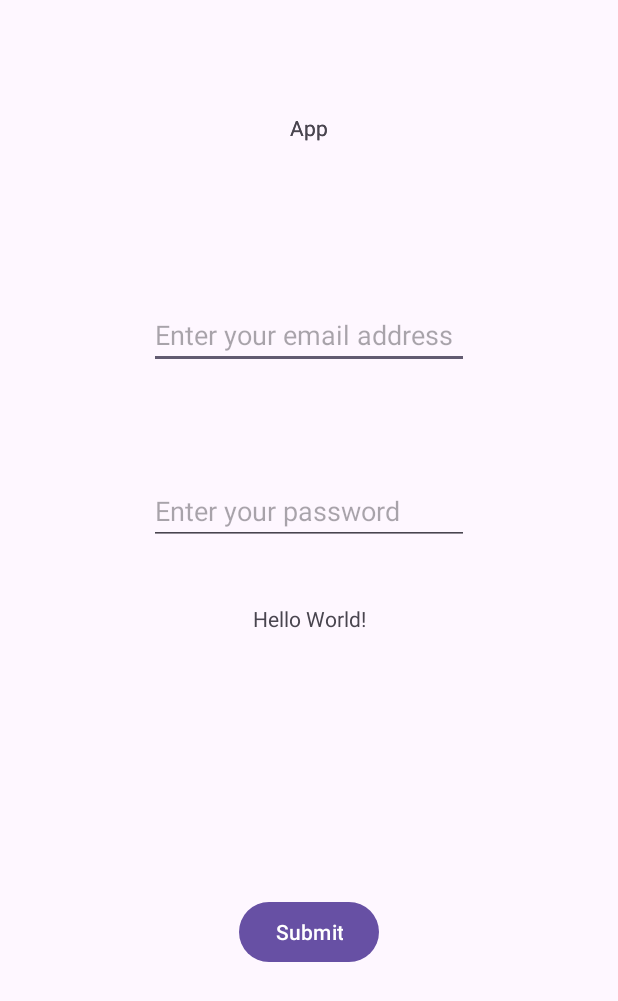
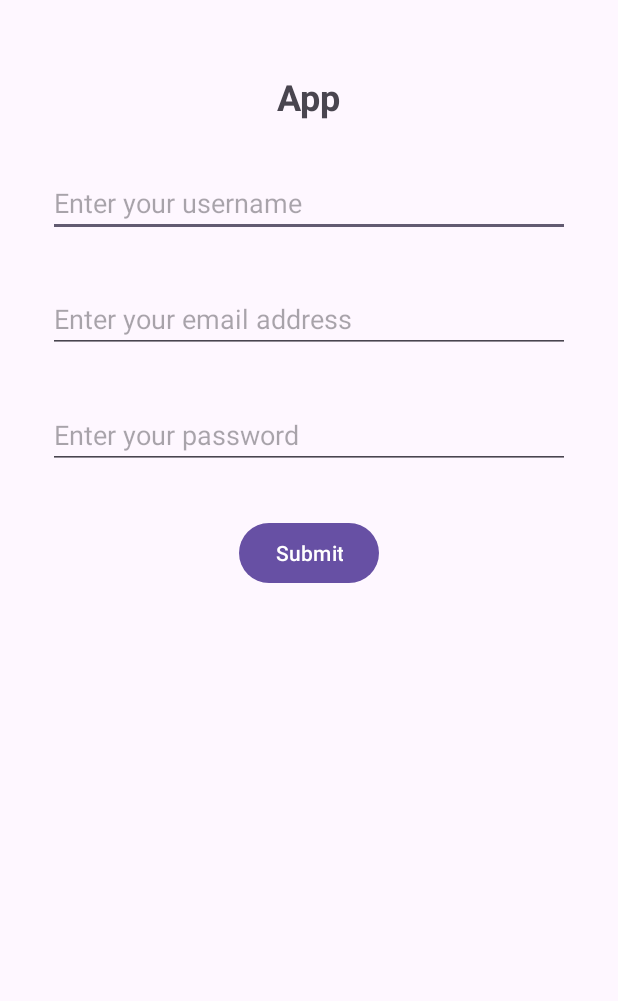
Before and after one commit to Sarvesh-appdev/Cashify, an Android app: the screen it shows after launch (MainActivity), on a phone screen of 412 x 824 dp. Shown: the top 1001 px of the screen. Run offline under Robolectric (Android 15) with nearby library versions, the phone set to English and light mode, and no system bars; our stand-ins replace Firebase (no records; nobody signed in at launch, a user with empty details on screens opened directly).

Commit message:
Made some progress with Registration UI

```diff
--- a/app/src/main/java/com/example/quickcash_summer15/FirebaseConnection.java
+++ b/app/src/main/java/com/example/quickcash_summer15/FirebaseConnection.java
@@ -25,7 +25,7 @@ public class FirebaseConnection {
     }
 
     private void writeToFirebase(){
-        dbref.setValue("Hello CSCI 3130");
+        dbref.setValue("Hello  3130");
     }
 
     private void listentoDataChange(){
--- a/app/src/main/res/layout/activity_main.xml
+++ b/app/src/main/res/layout/activity_main.xml
@@ -7,73 +7,68 @@
     android:layout_height="match_parent"
     tools:context=".MainActivity">
 
-    <TextView
-        android:id="@+id/textView"
-        android:layout_width="wrap_content"
-        android:layout_height="wrap_content"
-        android:text="Hello World!"
-        app:layout_constraintBottom_toBottomOf="parent"
-        app:layout_constraintEnd_toEndOf="parent"
-        app:layout_constraintStart_toStartOf="parent"
-        app:layout_constraintTop_toTopOf="parent" />
+    <!-- Title -->
     <TextView
         android:id="@+id/textView2"
         android:layout_width="wrap_content"
         android:layout_height="wrap_content"
         android:text="App"
-        app:layout_constraintBottom_toBottomOf="parent"
-        app:layout_constraintEnd_toEndOf="parent"
+        android:textSize="24sp"
+        android:textStyle="bold"
+        android:layout_marginTop="48dp"
+        app:layout_constraintTop_toTopOf="parent"
         app:layout_constraintStart_toStartOf="parent"
-        app:layout_constraintTop_toTopOf="parent"
-        app:layout_constraintVertical_bias="0.094" />
-    <TextView
-        android:id="@+id/textView3"
-        android:layout_width="wrap_content"
+        app:layout_constraintEnd_toEndOf="parent" />
+
+    <!-- Username Field -->
+    <EditText
+        android:id="@+id/editTextUserName"
+        android:layout_width="0dp"
         android:layout_height="wrap_content"
-        android:text="App"
-        app:layout_constraintBottom_toBottomOf="parent"
-        app:layout_constraintEnd_toEndOf="parent"
+        android:layout_marginTop="32dp"
+        android:layout_marginStart="32dp"
+        android:layout_marginEnd="32dp"
+        android:hint="Enter your username"
+        android:inputType="text"
+        app:layout_constraintTop_toBottomOf="@+id/textView2"
         app:layout_constraintStart_toStartOf="parent"
-        app:layout_constraintTop_toTopOf="parent"
-        app:layout_constraintVertical_bias="0.094" />
+        app:layout_constraintEnd_toEndOf="parent" />
 
     <EditText
         android:id="@+id/editTextTextEmailAddress"
-        android:layout_width="wrap_content"
+        android:layout_width="0dp"
         android:layout_height="wrap_content"
-        android:layout_marginTop="106dp"
-        android:layout_marginBottom="72dp"
-        android:ems="10"
+        android:layout_marginTop="32dp"
+        android:layout_marginStart="32dp"
+        android:layout_marginEnd="32dp"
         android:hint="Enter your email address"
         android:inputType="textEmailAddress"
-        app:layout_constraintBottom_toTopOf="@+id/editTextTextPassword"
-        app:layout_constraintEnd_toEndOf="parent"
+        app:layout_constraintTop_toBottomOf="@+id/editTextUserName"
         app:layout_constraintStart_toStartOf="parent"
-        app:layout_constraintTop_toBottomOf="@+id/textView2" />
+        app:layout_constraintEnd_toEndOf="parent" />
 
+    <!-- Password Field -->
     <EditText
         android:id="@+id/editTextTextPassword"
-        android:layout_width="wrap_content"
+        android:layout_width="0dp"
         android:layout_height="wrap_content"
-        android:layout_marginTop="72dp"
-        android:ems="10"
+        android:layout_marginTop="32dp"
+        android:layout_marginStart="32dp"
+        android:layout_marginEnd="32dp"
         android:hint="Enter your password"
         android:inputType="textPassword"
-        app:layout_constraintEnd_toEndOf="parent"
+        app:layout_constraintTop_toBottomOf="@+id/editTextTextEmailAddress"
         app:layout_constraintStart_toStartOf="parent"
-        app:layout_constraintTop_toBottomOf="@+id/editTextTextEmailAddress" />
+        app:layout_constraintEnd_toEndOf="parent" />
 
     <Button
         android:id="@+id/submit"
         android:layout_width="wrap_content"
         android:layout_height="wrap_content"
-        android:layout_marginTop="192dp"
-        android:layout_marginBottom="137dp"
+        android:layout_marginTop="32dp"
         android:text="Submit"
-        app:layout_constraintBottom_toBottomOf="parent"
-        app:layout_constraintEnd_toEndOf="parent"
+        app:layout_constraintTop_toBottomOf="@+id/editTextTextPassword"
         app:layout_constraintStart_toStartOf="parent"
-        app:layout_constraintTop_toBottomOf="@+id/editTextTextPassword" />
-
+        app:layout_constraintEnd_toEndOf="parent" />
 
 </androidx.constraintlayout.widget.ConstraintLayout>
```
